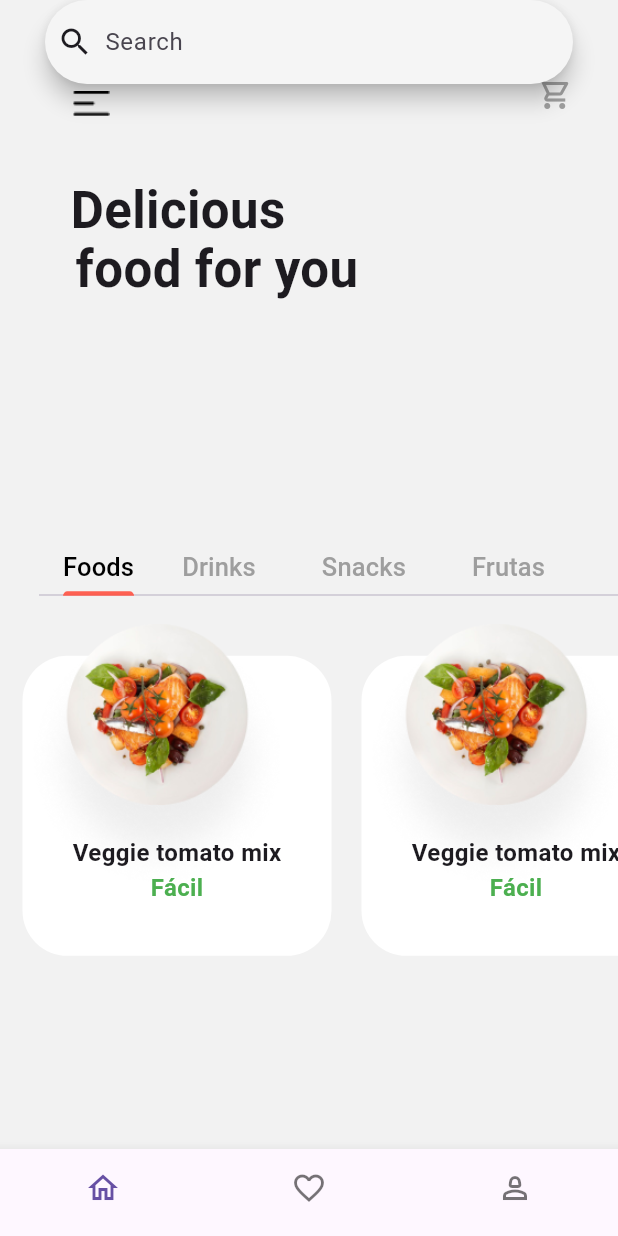
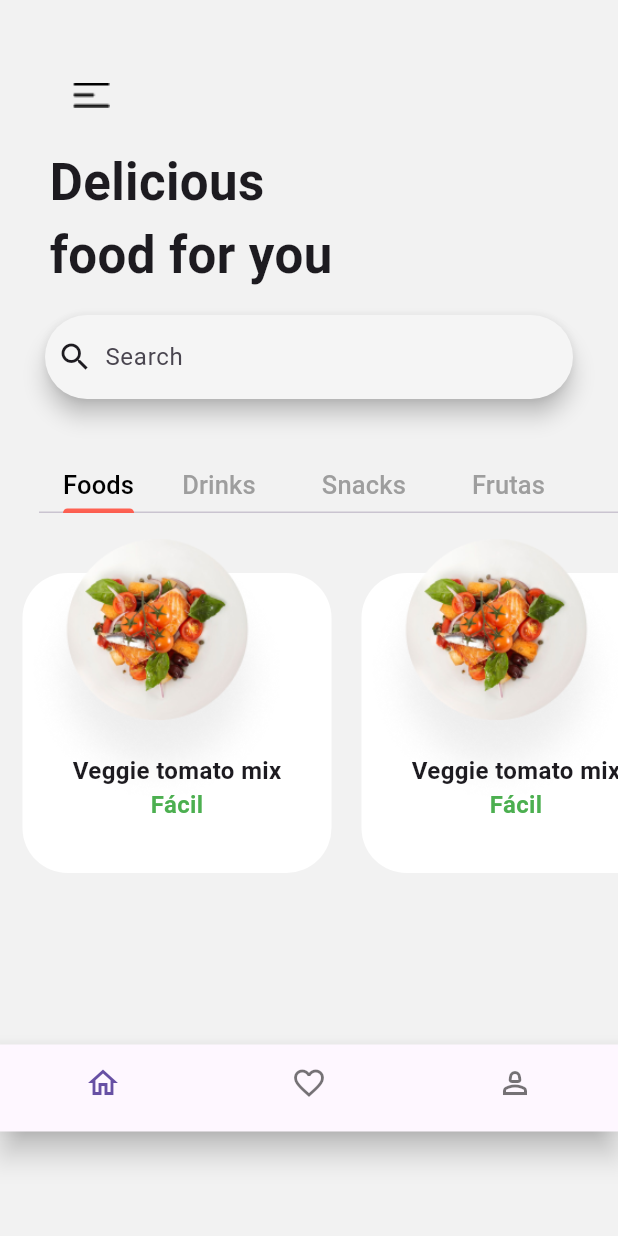
Before and after one commit to ArtthSilva/food_delivery, a Flutter app: the HomePage screen opened directly, on a phone screen of 412 x 824 dp. Run offline on Flutter 3.47's test engine with Material 3 defaults, Android fonts, the phone set to English and light mode, and no system bars; our stand-ins replace firebase_auth, firebase_core, flutter_modular, flutter_zoom_drawer, google_fonts; accounts and stored records are empty; generated files the repository leaves out were written again.

Commit message:
fix: corrigindo bug dos widgets quebrar com teclado ativado

```diff
--- a/lib/src/modules/home/ui/pages/home_page.dart
+++ b/lib/src/modules/home/ui/pages/home_page.dart
@@ -10,8 +10,7 @@ class HomePage extends StatefulWidget {
   State<HomePage> createState() => _HomePageState();
 }
 
-
-class _HomePageState extends State<HomePage> with TickerProviderStateMixin{
+class _HomePageState extends State<HomePage> with TickerProviderStateMixin {
   late TabController tabController;
 
   @override
@@ -19,60 +18,50 @@ class _HomePageState extends State<HomePage> with TickerProviderStateMixin{
     tabController = TabController(initialIndex: 0, length: 4, vsync: this);
     super.initState();
   }
+
   @override
   Widget build(BuildContext context) {
     return SafeArea(
         child: Scaffold(
-         body: Stack(children: [
+      body: SingleChildScrollView(
+        child: Column(
+          children: [
+            Column(children: [
+              const SizedBox(
+                height: 55,
+              ),
               Align(
-             alignment: const Alignment(-0.75, -0.85),
+                alignment: const Alignment(-0.75, 1),
                 child: InkWell(
                   child: Image.asset('assets/images/menu_icon.png'),
                   onTap: () => ZoomDrawer.of(context)!.toggle(),
                 ),
               ),
-           Align(
-               alignment: const Alignment(0.9, -0.9),
-               child: IconButton(
-                   onPressed: () {},
-                   icon: const Icon(
-                     Icons.shopping_cart_outlined,
-                     color: Colors.grey,
-                   ))),
-           Align(
-             alignment: const Alignment(-0.65, -0.7),
-             child: Text(
-               'Delicious',
+              const SizedBox(
+                height: 25,
+              ),
+              Row(
+                children: [
+                  const SizedBox(width: 33),
+                  Text(
+                    'Delicious \nfood for you',
                     style: GoogleFonts.balooTamma2(
                       fontWeight: FontWeight.w700,
                       fontSize: 34,
                     ),
                   ),
-           ),
-           Align(
-             alignment: const Alignment(-0.55, -0.6),
-             child: Text(
-               'food for you',
-               style: GoogleFonts.balooTamma2(
-                 fontWeight: FontWeight.w700,
-                 fontSize: 34,
-               ),
-             ),
+                ],
               ),
               Padding(
-             padding: const EdgeInsets.only(left: 30, right: 30),
+                padding: const EdgeInsets.only(
+                    left: 30, right: 30, top: 15, bottom: 45),
                 child: SearchBar(
                   backgroundColor: MaterialStateProperty.all(Colors.grey[100]),
                   leading: const Icon(Icons.search),
                   hintText: 'Search',
                 ),
               ),
-           Align(
-             alignment: Alignment.bottomCenter,
-             child: SizedBox(
-               width: MediaQuery.sizeOf(context).width,
-               height: MediaQuery.of(context).size.height / 1.8,
-               child: Column(
+              Column(
                 children: [
                   Padding(
                     padding: const EdgeInsets.only(left: 26),
@@ -85,14 +74,15 @@ class _HomePageState extends State<HomePage> with TickerProviderStateMixin{
                       indicatorColor: const Color.fromARGB(234, 255, 84, 68),
                       tabs: const [
                         Padding(
-                           padding: EdgeInsets.only( bottom: 5),
+                          padding: EdgeInsets.only(bottom: 5),
                           child: Text(
                             'Foods',
                             style: TextStyle(
                               fontSize: 17,
                             ),
                           ),
-                         ),Padding(
+                        ),
+                        Padding(
                           padding: EdgeInsets.only(right: 12.0, bottom: 5),
                           child: Text(
                             'Drinks',
@@ -100,7 +90,8 @@ class _HomePageState extends State<HomePage> with TickerProviderStateMixin{
                               fontSize: 17,
                             ),
                           ),
-                         ),Padding(
+                        ),
+                        Padding(
                           padding: EdgeInsets.only(right: 12.0, bottom: 5),
                           child: Text(
                             'Snacks',
@@ -121,21 +112,44 @@ class _HomePageState extends State<HomePage> with TickerProviderStateMixin{
                       ],
                     ),
                   ),
-                   Expanded(
-                       child: TabBarView(
-                     controller: tabController,
-                     children: [
+                  SizedBox(
+                    width: MediaQuery.sizeOf(context).width,
+                    height: MediaQuery.sizeOf(context).height * 0.43,
+                    child: TabBarView(controller: tabController, children: [
                       ListView(
                         scrollDirection: Axis.horizontal,
                         children: const [
-                           CardProduct(),CardProduct(),CardProduct(),]),
-                           Container(color: Colors.green,),
-                           Container(color: Colors.blue,),
-                           Container(color: Colors.orange,),
-
-
+                          CardProduct(),
+                          CardProduct(),
+                          CardProduct(),
                         ],
-                   )),
+                      ),
+                      ListView(
+                        scrollDirection: Axis.horizontal,
+                        children: const [
+                          CardProduct(),
+                          CardProduct(),
+                          CardProduct(),
+                        ],
+                      ),
+                      ListView(
+                        scrollDirection: Axis.horizontal,
+                        children: const [
+                          CardProduct(),
+                          CardProduct(),
+                          CardProduct(),
+                        ],
+                      ),
+                      ListView(
+                        scrollDirection: Axis.horizontal,
+                        children: const [
+                          CardProduct(),
+                          CardProduct(),
+                          CardProduct(),
+                        ],
+                      ),
+                    ]),
+                  ),
                                      BottomNavigationBar(
                      showSelectedLabels: false,
                      showUnselectedLabels: false,
@@ -146,10 +160,11 @@ class _HomePageState extends State<HomePage> with TickerProviderStateMixin{
                    ])
                 ],
               ),
+
+            ]),
+          ],
         ),
-           )
-         ]),
       ),
-    );
+    ));
   }
 }
```
Lines whose indentation alone changed are shown as unchanged.
